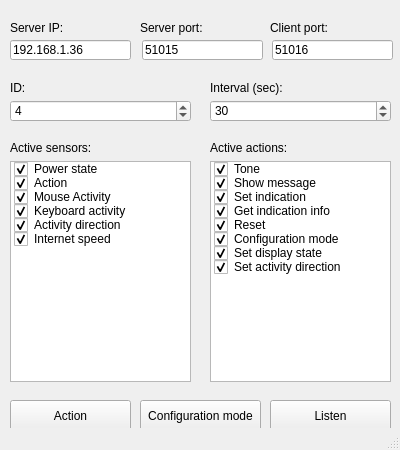
The window that PC_CStation_Client/mainwindow.ui (Pvg08/CStationClient_DS_PC) describes before a commit, drawn with Qt 5.
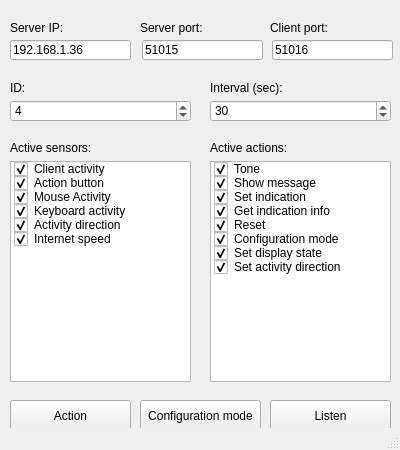
The same window after the commit.

The edit to the form file:
```diff
--- a/PC_CStation_Client/mainwindow.ui
+++ b/PC_CStation_Client/mainwindow.ui
@@ -161,7 +161,7 @@
     </property>
     <item>
      <property name="text">
-      <string>Power state</string>
+      <string>Client activity</string>
      </property>
      <property name="checkState">
       <enum>Checked</enum>
@@ -169,7 +169,7 @@
     </item>
     <item>
      <property name="text">
-      <string>Action</string>
+      <string>Action button</string>
      </property>
      <property name="checkState">
       <enum>Checked</enum>
```
